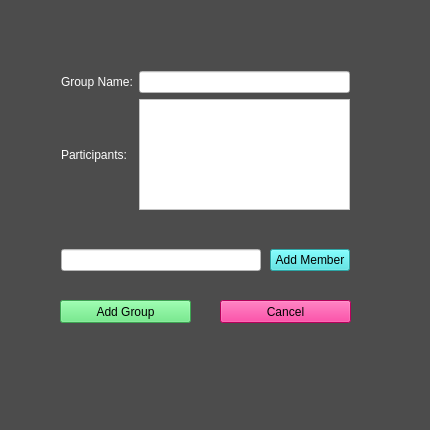
Above: add_group.ui from allenh1/timefuse-client before the change. Below: the same form after it.
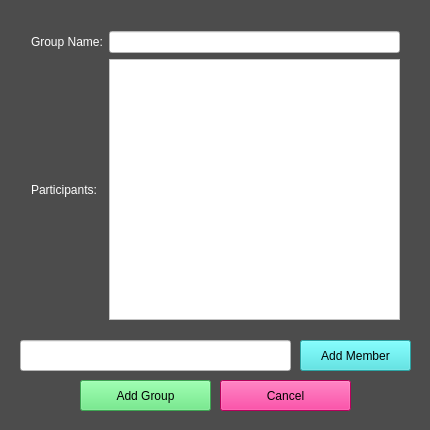
That is the form after the change.

Patch:
```diff
--- a/add_group.ui
+++ b/add_group.ui
@@ -19,10 +19,10 @@
   <widget class="QWidget" name="gridLayoutWidget">
    <property name="geometry">
     <rect>
-     <x>50</x>
-     <y>60</y>
-     <width>311</width>
-     <height>161</height>
+     <x>20</x>
+     <y>20</y>
+     <width>391</width>
+     <height>311</height>
     </rect>
    </property>
    <layout class="QGridLayout" name="gridLayout">
@@ -64,56 +64,13 @@
     </item>
    </layout>
   </widget>
-  <widget class="QWidget" name="horizontalLayoutWidget">
-   <property name="geometry">
-    <rect>
-     <x>50</x>
-     <y>230</y>
-     <width>311</width>
-     <height>61</height>
-    </rect>
-   </property>
-   <layout class="QHBoxLayout" name="horizontalLayout">
-    <item>
-     <widget class="QLineEdit" name="add_member_input">
-      <property name="styleSheet">
-       <string notr="true">background-color: rgb(255, 255, 255);</string>
-      </property>
-     </widget>
-    </item>
-    <item>
-     <spacer name="horizontalSpacer">
-      <property name="orientation">
-       <enum>Qt::Vertical</enum>
-      </property>
-      <property name="sizeHint" stdset="0">
-       <size>
-        <width>3</width>
-        <height>10</height>
-       </size>
-      </property>
-     </spacer>
-    </item>
-    <item>
-     <widget class="QPushButton" name="add_member">
-      <property name="styleSheet">
-       <string notr="true">font: 12pt &quot;Courier&quot;;
-background-color: rgb(61, 229, 229);</string>
-      </property>
-      <property name="text">
-       <string>Add Member</string>
-      </property>
-     </widget>
-    </item>
-   </layout>
-  </widget>
   <widget class="QPushButton" name="add_group_button">
    <property name="geometry">
     <rect>
-     <x>60</x>
-     <y>300</y>
+     <x>80</x>
+     <y>380</y>
      <width>131</width>
-     <height>23</height>
+     <height>31</height>
     </rect>
    </property>
    <property name="styleSheet">
@@ -128,9 +85,9 @@
    <property name="geometry">
     <rect>
      <x>220</x>
-     <y>300</y>
+     <y>380</y>
      <width>131</width>
-     <height>23</height>
+     <height>31</height>
     </rect>
    </property>
    <property name="styleSheet">
@@ -141,6 +98,36 @@
     <string>Cancel</string>
    </property>
   </widget>
+  <widget class="QPushButton" name="add_member">
+   <property name="geometry">
+    <rect>
+     <x>300</x>
+     <y>340</y>
+     <width>111</width>
+     <height>31</height>
+    </rect>
+   </property>
+   <property name="styleSheet">
+    <string notr="true">font: 12pt &quot;Courier&quot;;
+background-color: rgb(61, 229, 229);</string>
+   </property>
+   <property name="text">
+    <string>Add Member</string>
+   </property>
+  </widget>
+  <widget class="QLineEdit" name="add_member_input">
+   <property name="geometry">
+    <rect>
+     <x>20</x>
+     <y>340</y>
+     <width>271</width>
+     <height>31</height>
+    </rect>
+   </property>
+   <property name="styleSheet">
+    <string notr="true">background-color: rgb(255, 255, 255);</string>
+   </property>
+  </widget>
  </widget>
  <layoutdefault spacing="6" margin="11"/>
  <resources/>
```
